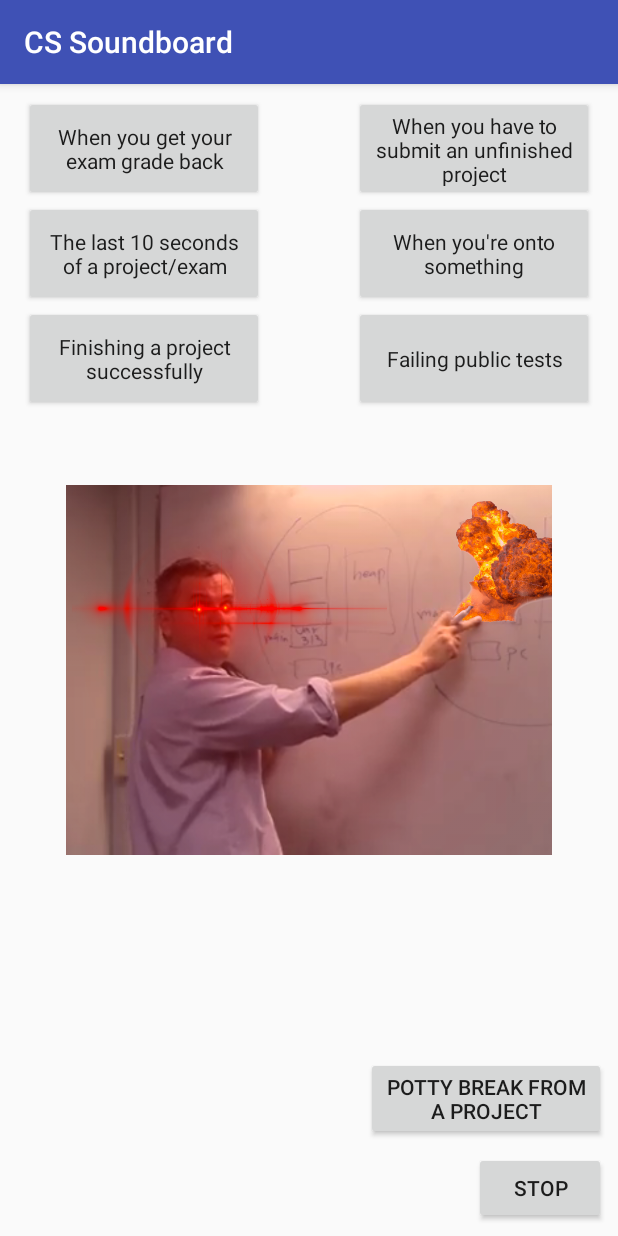
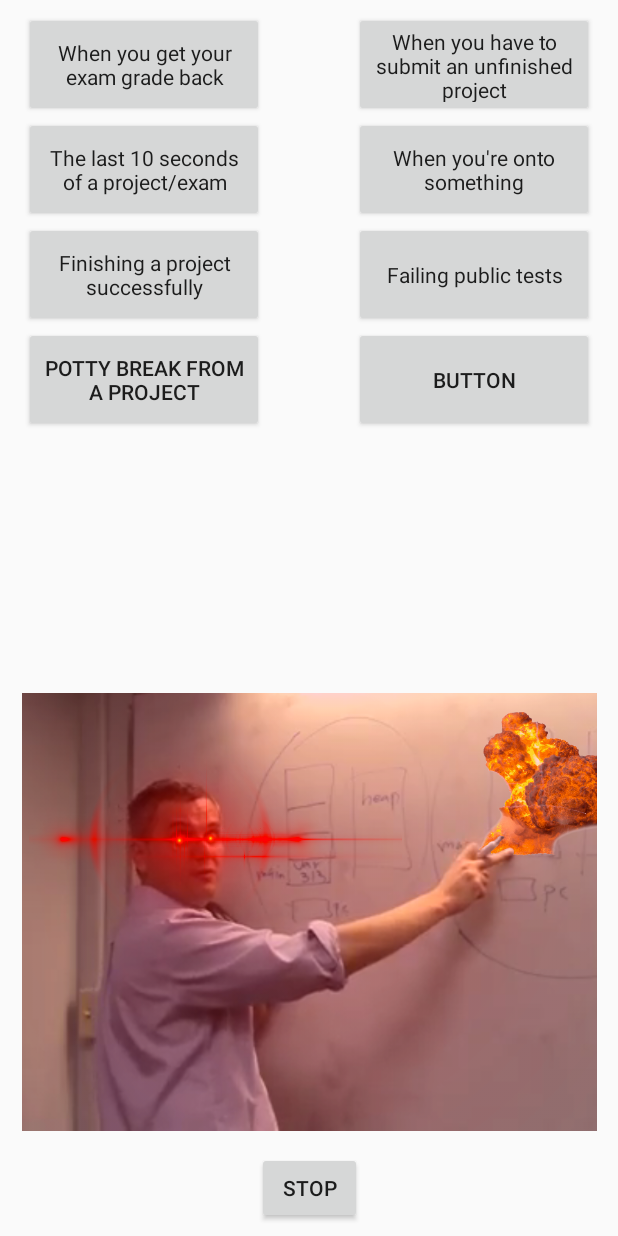
Before and after one commit to kevinswho/CSSoundboard, an Android app: the screen it shows after launch (MainActivity), on a phone screen of 412 x 824 dp. Run offline under Robolectric (Android 15) with nearby library versions, the phone set to English and light mode, and no system bars.

Commit message:
Release 1.5

```diff
--- a/app/src/main/res/layout/activity_main.xml
+++ b/app/src/main/res/layout/activity_main.xml
@@ -5,56 +5,59 @@
     android:layout_width="match_parent"
     android:layout_height="match_parent"
     tools:context="com.example.k.cs_soundboard.MainActivity"
-    tools:layout_editor_absoluteY="81dp"
+    tools:layout_editor_absoluteY="25dp"
     tools:layout_editor_absoluteX="0dp">
 
     <ImageView
         android:id="@+id/imageView2"
         android:layout_width="wrap_content"
         android:layout_height="wrap_content"
-        app:layout_constraintLeft_toLeftOf="parent"
-        app:layout_constraintRight_toRightOf="parent"
-        app:layout_constraintHorizontal_bias="0.0"
-        app:layout_constraintTop_toTopOf="parent"
-        android:layout_marginTop="120dp" />
+        tools:layout_editor_absoluteY="120dp"
+        tools:layout_editor_absoluteX="0dp" />
 
     <Button
         android:id="@+id/button3"
         android:layout_width="160dp"
         android:layout_height="70dp"
-        android:layout_marginLeft="16dp"
         android:layout_marginStart="16dp"
-        android:layout_marginTop="8dp"
         android:onClick="playb5"
         android:text="@string/exam_grade"
         android:textAppearance="@style/TextAppearance.AppCompat.Body1"
+        android:layout_marginLeft="16dp"
         app:layout_constraintLeft_toLeftOf="parent"
-        app:layout_constraintTop_toTopOf="parent" />
+        app:layout_constraintTop_toTopOf="parent"
+        android:layout_marginTop="8dp"
+        android:layout_marginRight="64dp"
+        app:layout_constraintRight_toRightOf="parent"
+        app:layout_constraintHorizontal_bias="0.0" />
 
     <Button
         android:id="@+id/button5"
         android:layout_width="160dp"
         android:layout_height="70dp"
         android:layout_marginEnd="16dp"
-        android:layout_marginRight="16dp"
-        android:layout_marginTop="8dp"
         android:onClick="inEnd"
         android:text="@string/didnt_finish"
         android:textAppearance="@style/TextAppearance.AppCompat.Body1"
+        android:layout_marginRight="16dp"
         app:layout_constraintRight_toRightOf="parent"
-        app:layout_constraintTop_toTopOf="parent" />
+        app:layout_constraintTop_toTopOf="parent"
+        android:layout_marginTop="8dp" />
 
     <Button
         android:id="@+id/button6"
         android:layout_width="160dp"
         android:layout_height="70dp"
-        android:layout_marginLeft="16dp"
-        android:layout_marginTop="0dp"
         android:onClick="nuke"
         android:text="@string/final_moments"
         android:textAppearance="@style/TextAppearance.AppCompat.Body1"
+        android:layout_marginLeft="16dp"
         app:layout_constraintLeft_toLeftOf="parent"
-        app:layout_constraintTop_toBottomOf="@+id/button3" />
+        android:layout_marginTop="0dp"
+        app:layout_constraintTop_toBottomOf="@+id/button3"
+        app:layout_constraintRight_toLeftOf="@+id/button7"
+        android:layout_marginRight="32dp"
+        app:layout_constraintHorizontal_bias="0.0" />
 
     <Button
         android:id="@+id/button7"
@@ -63,22 +66,25 @@
         android:onClick="potc"
         android:text="@string/pirates"
         android:textAppearance="@style/TextAppearance.AppCompat.Body1"
+        android:layout_marginRight="16dp"
+        app:layout_constraintRight_toRightOf="parent"
         android:layout_marginTop="0dp"
-        app:layout_constraintTop_toBottomOf="@+id/button5"
-        android:layout_marginRight="16dp"
-        app:layout_constraintRight_toRightOf="parent" />
+        app:layout_constraintTop_toBottomOf="@+id/button5" />
 
     <Button
         android:id="@+id/button8"
         android:layout_width="160dp"
         android:layout_height="70dp"
-        android:layout_marginLeft="16dp"
-        android:layout_marginTop="0dp"
         android:onClick="gee"
         android:text="@string/happiness"
         android:textAppearance="@style/TextAppearance.AppCompat.Body1"
+        android:layout_marginLeft="16dp"
         app:layout_constraintLeft_toLeftOf="parent"
-        app:layout_constraintTop_toBottomOf="@+id/button6" />
+        android:layout_marginTop="0dp"
+        app:layout_constraintTop_toBottomOf="@+id/button6"
+        android:layout_marginRight="8dp"
+        app:layout_constraintHorizontal_bias="0.0"
+        app:layout_constraintRight_toRightOf="parent" />
 
     <Button
         android:id="@+id/button9"
@@ -87,43 +93,59 @@
         android:onClick="wtf"
         android:text="@string/wtf"
         android:textAppearance="@style/TextAppearance.AppCompat.Body1"
+        android:layout_marginRight="16dp"
+        app:layout_constraintRight_toRightOf="parent"
         android:layout_marginTop="0dp"
-        app:layout_constraintTop_toBottomOf="@+id/button7"
-        android:layout_marginRight="16dp"
-        app:layout_constraintRight_toRightOf="parent" />
+        app:layout_constraintTop_toBottomOf="@+id/button7" />
 
     <Button
         android:id="@+id/button10"
-        android:layout_width="wrap_content"
+        android:layout_width="70dp"
         android:layout_height="wrap_content"
         android:onClick="stop"
         android:text="@string/stop"
+        android:layout_marginRight="8dp"
+        app:layout_constraintRight_toRightOf="parent"
+        android:layout_marginLeft="8dp"
+        app:layout_constraintLeft_toLeftOf="parent"
         app:layout_constraintBottom_toBottomOf="parent"
-        android:layout_marginBottom="8dp"
-        android:layout_marginRight="8dp"
-        app:layout_constraintRight_toRightOf="parent" />
+        android:layout_marginBottom="8dp" />
 
     <Button
         android:id="@+id/button11"
         android:layout_width="160dp"
-        android:layout_height="wrap_content"
-        android:layout_marginBottom="8dp"
-        android:layout_marginRight="8dp"
+        android:layout_height="70dp"
         android:onClick="poop"
         android:text="@string/poopsong"
-        app:layout_constraintBottom_toTopOf="@+id/button10"
+        android:layout_marginTop="0dp"
+        app:layout_constraintTop_toBottomOf="@+id/button8"
+        android:layout_marginLeft="16dp"
+        app:layout_constraintLeft_toLeftOf="parent"
+        android:layout_marginRight="8dp"
+        app:layout_constraintHorizontal_bias="0.0"
         app:layout_constraintRight_toRightOf="parent" />
+
+    <Button
+        android:id="@+id/button"
+        android:layout_width="160dp"
+        android:layout_height="70dp"
+        android:text="Button"
+        android:layout_marginRight="16dp"
+        app:layout_constraintRight_toRightOf="parent"
+        android:layout_marginTop="0dp"
+        app:layout_constraintTop_toBottomOf="@+id/button9" />
 
     <ImageView
         android:id="@+id/imageView"
-        android:layout_width="324dp"
-        android:layout_height="345dp"
+        android:layout_width="383dp"
+        android:layout_height="432dp"
         app:srcCompat="@mipmap/nelson"
-        android:layout_marginTop="0dp"
-        app:layout_constraintTop_toBottomOf="@+id/button8"
-        android:layout_marginRight="30dp"
+        android:layout_marginRight="0dp"
         app:layout_constraintRight_toRightOf="parent"
-        android:layout_marginLeft="30dp"
-        app:layout_constraintLeft_toLeftOf="parent" />
+        android:layout_marginLeft="0dp"
+        app:layout_constraintLeft_toLeftOf="parent"
+        app:layout_constraintBottom_toBottomOf="parent"
+        android:layout_marginBottom="0dp"
+        tools:layout_editor_absoluteY="135dp" />
 
 </android.support.constraint.ConstraintLayout>
--- a/app/src/main/res/values/styles.xml
+++ b/app/src/main/res/values/styles.xml
@@ -1,7 +1,7 @@
 <resources>
 
     <!-- Base application theme. -->
-    <style name="AppTheme" parent="Theme.AppCompat.Light.DarkActionBar">
+    <style name="AppTheme" parent="Theme.AppCompat.Light.NoActionBar">
         <!-- Customize your theme here. -->
         <item name="colorPrimary">@color/colorPrimary</item>
         <item name="colorPrimaryDark">@color/colorPrimaryDark</item>
```
